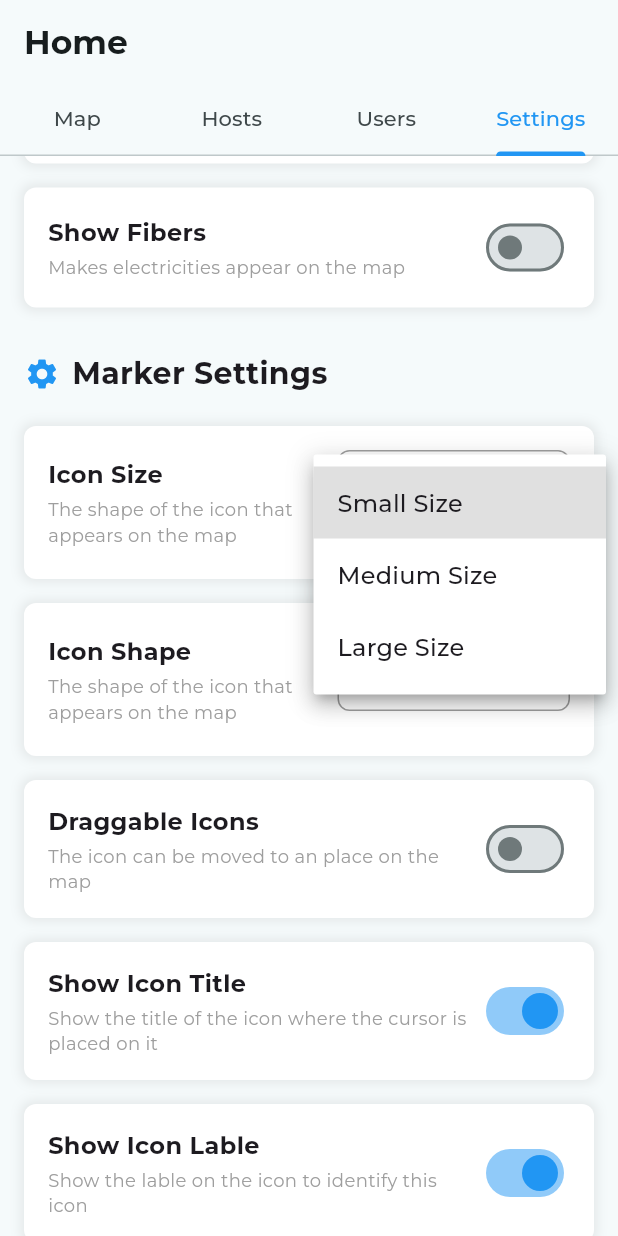
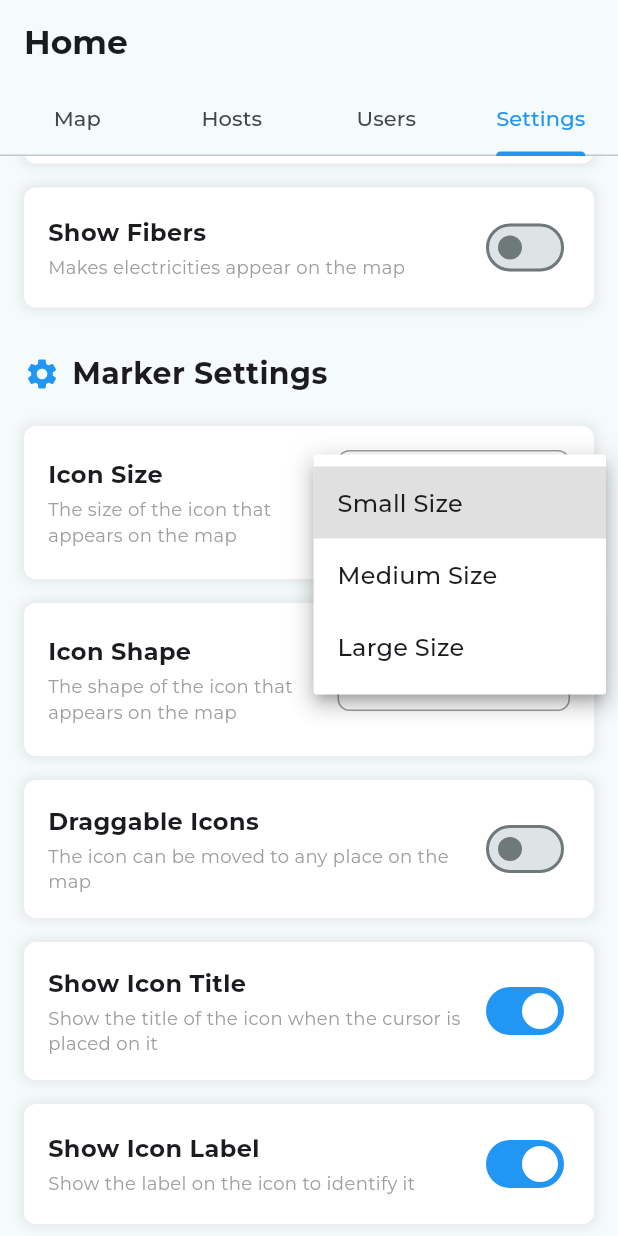
Before and after one commit to aboodsido/ettisalat_app, a Flutter app: the screen it shows after launch, tab 4 chosen, scrolled down 576 dp, after a tap on "Small Size", on a phone screen of 412 x 824 dp. Run offline on Flutter 3.47's test engine with Material 3 defaults, Android fonts, the phone set to English and light mode, and no system bars; our stand-ins replace get, google_fonts, google_maps_flutter, shared_preferences.

Commit message:
edit on marker settings

```diff
--- /dev/null
+++ b/ettisalat_app/lib/app/controllers/marker_settings_controller.dart
@@ -0,0 +1,47 @@
+import 'package:get/get.dart';
+import 'package:shared_preferences/shared_preferences.dart';
+
+class MarkerSettingsController extends GetxController {
+  var iconSize = 20.0.obs;
+  var iconShape = 'wifi'.obs;
+  var draggableIcons = false.obs;
+  var showIconTitle = true.obs;
+  var showIconLabel = true.obs;
+  var clickableIcons = false.obs;
+
+  @override
+  void onInit() {
+    super.onInit();
+    loadMarkerSettings(); // Load settings when the controller is initialized
+  }
+
+  Future<void> loadMarkerSettings() async {
+    final prefs = await SharedPreferences.getInstance();
+    iconSize.value = prefs.getDouble('iconSize') ?? 20;
+    iconShape.value = prefs.getString('iconShape') ?? 'wifi';
+    draggableIcons.value = prefs.getBool('draggableIcons') ?? false;
+    showIconTitle.value = prefs.getBool('showIconTitle') ?? true;
+    showIconLabel.value = prefs.getBool('showIconLabel') ?? true;
+    clickableIcons.value = prefs.getBool('clickableIcons') ?? false;
+  }
+
+  Future<void> saveMarkerSettings() async {
+    final prefs = await SharedPreferences.getInstance();
+    await prefs.setDouble('iconSize', iconSize.value);
+    await prefs.setString('iconShape', iconShape.value);
+    await prefs.setBool('draggableIcons', draggableIcons.value);
+    await prefs.setBool('showIconTitle', showIconTitle.value);
+    await prefs.setBool('showIconLabel', showIconLabel.value);
+    await prefs.setBool('clickableIcons', clickableIcons.value);
+  }
+
+  Future<void> resetSettings() async {
+    iconSize.value = 20.0;
+    iconShape.value = 'wifi';
+    draggableIcons.value = false;
+    showIconTitle.value = true;
+    showIconLabel.value = true;
+    clickableIcons.value = false;
+    await saveMarkerSettings();
+  }
+}
--- a/ettisalat_app/lib/app/views/map_page.dart
+++ b/ettisalat_app/lib/app/views/map_page.dart
@@ -1,3 +1,4 @@
+import 'package:ettisalat_app/app/controllers/marker_settings_controller.dart';
 import 'package:flutter/material.dart';
 import 'package:get/get.dart';
 import 'package:google_maps_flutter/google_maps_flutter.dart';
@@ -16,17 +17,22 @@ class _MapPageState extends State<MapPage> {
   final MapSettingsController mapSettingsController =
       Get.put(MapSettingsController());
 
+  final MarkerSettingsController markerSettingsController =
+      Get.put(MarkerSettingsController());
+
   final Set<Marker> _markers = {};
   String? _zoomLevel;
   bool _disableDoubleClickZoom = false;
   bool _showPlaces = true;
   // bool _showHosts = true;
   // bool _showFibers = false;
+  BitmapDescriptor customIcon = BitmapDescriptor.defaultMarker;
 
   @override
   void initState() {
     super.initState();
-
+    customMarker();
+    mapSettingsController.loadSettings();
     // Initialize settings from the controller
     _zoomLevel = mapSettingsController.zoomLevel.value;
     _disableDoubleClickZoom =
@@ -34,10 +40,19 @@ class _MapPageState extends State<MapPage> {
     _showPlaces = mapSettingsController.showPlaces.value;
     // _showHosts = mapSettingsController.showHosts.value;
     // _showFibers = mapSettingsController.showFibers.value;
-    // Add markersvc
     _addHostMarkers();
-    mapSettingsController.loadSettings();
     print(_zoomLevel);
+  }
+
+  void customMarker() {
+    BitmapDescriptor.asset(const ImageConfiguration(), 'assets/images/wifi.png',
+            height: markerSettingsController.iconSize.value,
+            width: markerSettingsController.iconSize.value)
+        .then((icon) {
+      setState(() {
+        customIcon = icon;
+      });
+    });
   }
 
   void _addHostMarkers() {
@@ -52,23 +67,21 @@ class _MapPageState extends State<MapPage> {
           position:
               const LatLng(31.5, 34.5), // Replace with actual host coordinates
           infoWindow: const InfoWindow(title: 'Host 1'),
-          icon:
-              BitmapDescriptor.defaultMarkerWithHue(BitmapDescriptor.hueAzure),
+          icon: customIcon,
         ),
         Marker(
           markerId: const MarkerId('host2'),
           position: const LatLng(
               31.23, 34.125), // Replace with actual host coordinates
           infoWindow: const InfoWindow(title: 'Host 2'),
-          icon:
-              BitmapDescriptor.defaultMarkerWithHue(BitmapDescriptor.hueAzure),
+          icon: customIcon,
         ),
         Marker(
           markerId: const MarkerId('host3'),
           position: const LatLng(
               31.7, 34.5782), // Replace with actual host coordinates
           infoWindow: const InfoWindow(title: 'Host 3'),
-          icon: BitmapDescriptor.defaultMarkerWithHue(100),
+          icon: customIcon,
         ),
       });
     }
@@ -87,10 +100,17 @@ class _MapPageState extends State<MapPage> {
           // Observe changes to settings and update map accordingly
           return GoogleMap(
             initialCameraPosition: CameraPosition(
-              target: const LatLng(31.7, 34.5782), // Default camera position
+              target: const LatLng(31.5, 34.5), // Default camera position
               zoom: double.parse(_zoomLevel!), // Set zoom level
             ),
-            markers: _markers,
+            markers: {
+              Marker(
+                  markerId: const MarkerId('host1'),
+                  position: const LatLng(
+                      31.5, 34.5), // Replace with actual host coordinates
+                  infoWindow: const InfoWindow(title: 'Host 1'),
+                  icon: customIcon),
+            },
             zoomGesturesEnabled: !_disableDoubleClickZoom,
             onMapCreated: (GoogleMapController controller) {
               _controller = controller;
--- a/ettisalat_app/lib/app/views/settings_page.dart
+++ b/ettisalat_app/lib/app/views/settings_page.dart
@@ -2,6 +2,7 @@ import 'package:flutter/material.dart';
 import 'package:get/get.dart';
 
 import '../controllers/map_settings_controller.dart';
+import '../controllers/marker_settings_controller.dart';
 import '../services/dropdown_list_widget.dart';
 import '../services/settings_container_widget.dart';
 
@@ -13,6 +14,8 @@ class SettingsPage extends StatelessWidget {
     // Instantiate the MapSettingsController
     final MapSettingsController mapSettingsController =
         Get.put(MapSettingsController());
+    final MarkerSettingsController markerSettingsController =
+        Get.put(MarkerSettingsController());
 
     return Scaffold(
       // appBar: AppBar(title: const Text('Settings')),
@@ -159,100 +162,124 @@ class SettingsPage extends StatelessWidget {
                 ],
               ),
               const SizedBox(height: 20),
+
+              // Icon Size
               buildSettingContainer(
-                description: 'The shape of the icon that appears on the map',
+                description: 'The size of the icon that appears on the map',
                 title: 'Icon Size',
-                child: buildDropdownListWidget(
-                  items: [
-                    const DropdownMenuItem<String>(
-                      value: 'small_size',
-                      child: Text('Small Size'),
-                    ),
-                    const DropdownMenuItem<String>(
-                      value: 'medium_size',
-                      child: Text('Medium Size'),
-                    ),
-                    const DropdownMenuItem<String>(
-                      value: 'large_size',
-                      child: Text('Large Size'),
-                    ),
-                  ],
-                  onChanged: (value) {},
-                  value: 'small_size',
+                child: Obx(
+                  () => buildDropdownListWidget(
+                    items: const [
+                      DropdownMenuItem(
+                          value: '20.0', child: Text('Small Size')),
+                      DropdownMenuItem(
+                          value: '30.0', child: Text('Medium Size')),
+                      DropdownMenuItem(
+                          value: '40.0', child: Text('Large Size')),
+                    ],
+                    value: markerSettingsController.iconSize.value,
+                    onChanged: (value) {
+                      markerSettingsController.iconSize.value = double.parse(value!);
+                      markerSettingsController.saveMarkerSettings();
+                    },
+                  ),
                 ),
               ),
-
               const SizedBox(height: 16),
 
+              // Icon Shape
               buildSettingContainer(
                 description: 'The shape of the icon that appears on the map',
                 title: 'Icon Shape',
-                child: buildDropdownListWidget(
-                  items: const [
-                    DropdownMenuItem(value: 'wifi', child: Text('Wifi Icon')),
-                  ],
-                  onChanged: (value) {},
-                  value: 'wifi',
+                child: Obx(
+                  () => buildDropdownListWidget(
+                    items: const [
+                      DropdownMenuItem(value: 'wifi', child: Text('Wifi Icon')),
+                      // Add more shapes if needed
+                    ],
+                    value: markerSettingsController.iconShape.value,
+                    onChanged: (value) {
+                      markerSettingsController.iconShape.value = value!;
+                      markerSettingsController.saveMarkerSettings();
+                    },
+                  ),
                 ),
               ),
-
               const SizedBox(height: 16),
 
+              // Draggable Icons
               buildSettingContainer(
-                description: 'The icon can be moved to an place on the map',
+                description: 'The icon can be moved to any place on the map',
                 title: 'Draggable Icons',
-                child: Switch(
-                  value: false,
-                  activeColor: Colors.blue,
-                  onChanged: (value) {},
+                child: Obx(
+                  () => Switch(
+                    value: markerSettingsController.draggableIcons.value,
+                    onChanged: (value) {
+                      markerSettingsController.draggableIcons.value = value;
+                      markerSettingsController.saveMarkerSettings();
+                    },
+                  ),
                 ),
               ),
-
               const SizedBox(height: 16),
 
+              // Show Icon Title
               buildSettingContainer(
                 description:
-                    'Show the title of the icon where the cursor is placed on it',
+                    'Show the title of the icon when the cursor is placed on it',
                 title: 'Show Icon Title',
-                child: Switch(
-                  value: true,
-                  activeColor: Colors.blue,
-                  onChanged: (value) {},
+                child: Obx(
+                  () => Switch(
+                    value: markerSettingsController.showIconTitle.value,
+                    onChanged: (value) {
+                      markerSettingsController.showIconTitle.value = value;
+                      markerSettingsController.saveMarkerSettings();
+                    },
+                  ),
                 ),
               ),
-
               const SizedBox(height: 16),
 
+              // Show Icon Label
               buildSettingContainer(
-                description: 'Show the lable on the icon to identify this icon',
-                title: 'Show Icon Lable',
-                child: Switch(
-                  value: true,
-                  activeColor: Colors.blue,
-                  onChanged: (value) {},
+                description: 'Show the label on the icon to identify it',
+                title: 'Show Icon Label',
+                child: Obx(
+                  () => Switch(
+                    value: markerSettingsController.showIconLabel.value,
+                    onChanged: (value) {
+                      markerSettingsController.showIconLabel.value = value;
+                      markerSettingsController.saveMarkerSettings();
+                    },
+                  ),
                 ),
               ),
-
               const SizedBox(height: 16),
 
+              // Clickable Icons
               buildSettingContainer(
                 description:
-                    'Icons can be clicked where the cursor is placed on them',
+                    'Icons can be clicked when the cursor is placed on them',
                 title: 'Clickable Icons',
-                child: Switch(
-                  value: false,
-                  activeColor: Colors.blue,
-                  onChanged: (value) {},
+                child: Obx(
+                  () => Switch(
+                    value: markerSettingsController.clickableIcons.value,
+                    onChanged: (value) {
+                      markerSettingsController.clickableIcons.value = value;
+                      markerSettingsController.saveMarkerSettings();
+                    },
+                  ),
                 ),
               ),
-              const SizedBox(height: 20),
+              const SizedBox(height: 16),
               // Save Button
               Row(
                 children: [
                   ElevatedButton(
                     onPressed: () {
-                      mapSettingsController
-                          .saveSettings(); // Save settings to SharedPreferences
+                      mapSettingsController.saveSettings();
+                      markerSettingsController
+                          .saveMarkerSettings(); // Save settings to SharedPreferences
                     },
                     child: const Text('Save Settings',
                         style: TextStyle(fontWeight: FontWeight.bold)),
@@ -263,7 +290,9 @@ class SettingsPage extends StatelessWidget {
                     style: const ButtonStyle(
                         backgroundColor: WidgetStatePropertyAll(Colors.red)),
                     onPressed: () {
-                      mapSettingsController.resetSettings(); // Reset settings
+                      mapSettingsController.resetSettings();
+                      markerSettingsController
+                          .resetSettings(); // Reset settings
                     },
                     child: const Text(
                       'Reset Settings',
```
Also changed, not shown: ettisalat_app/assets/images/wifi.png (added).
